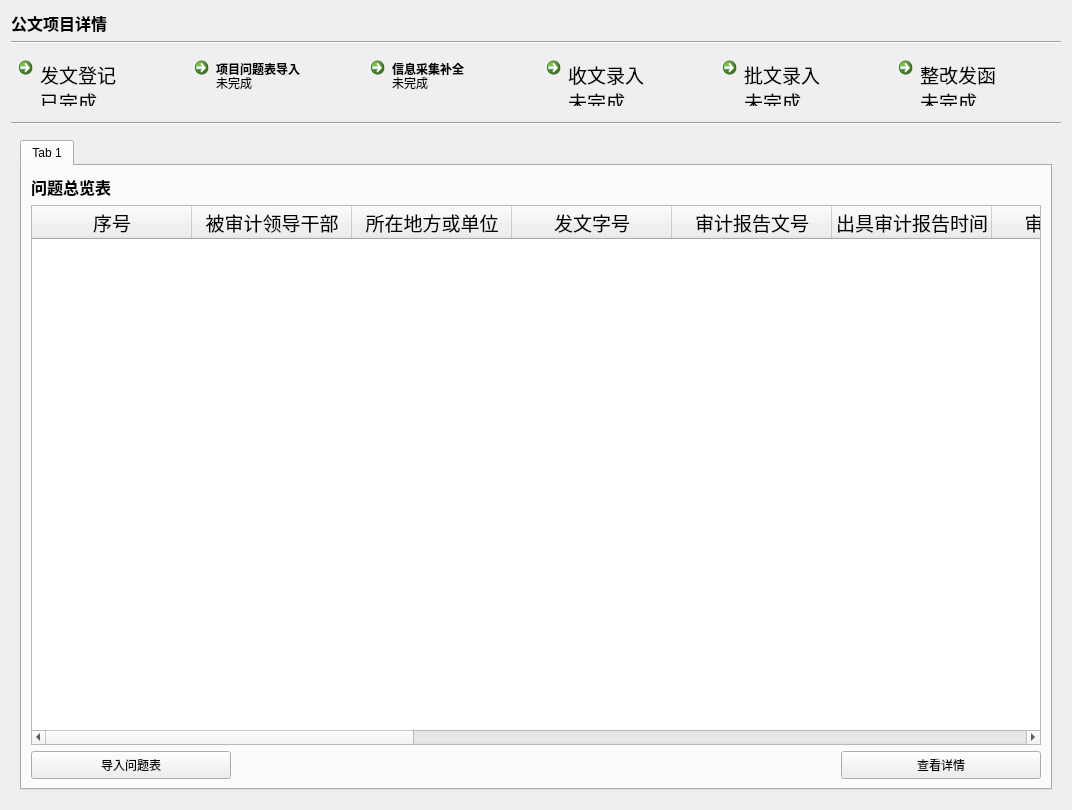
First picture: the form in ui_dir/gwdetail.ui, repository wind-sword/Audit, before the edit.
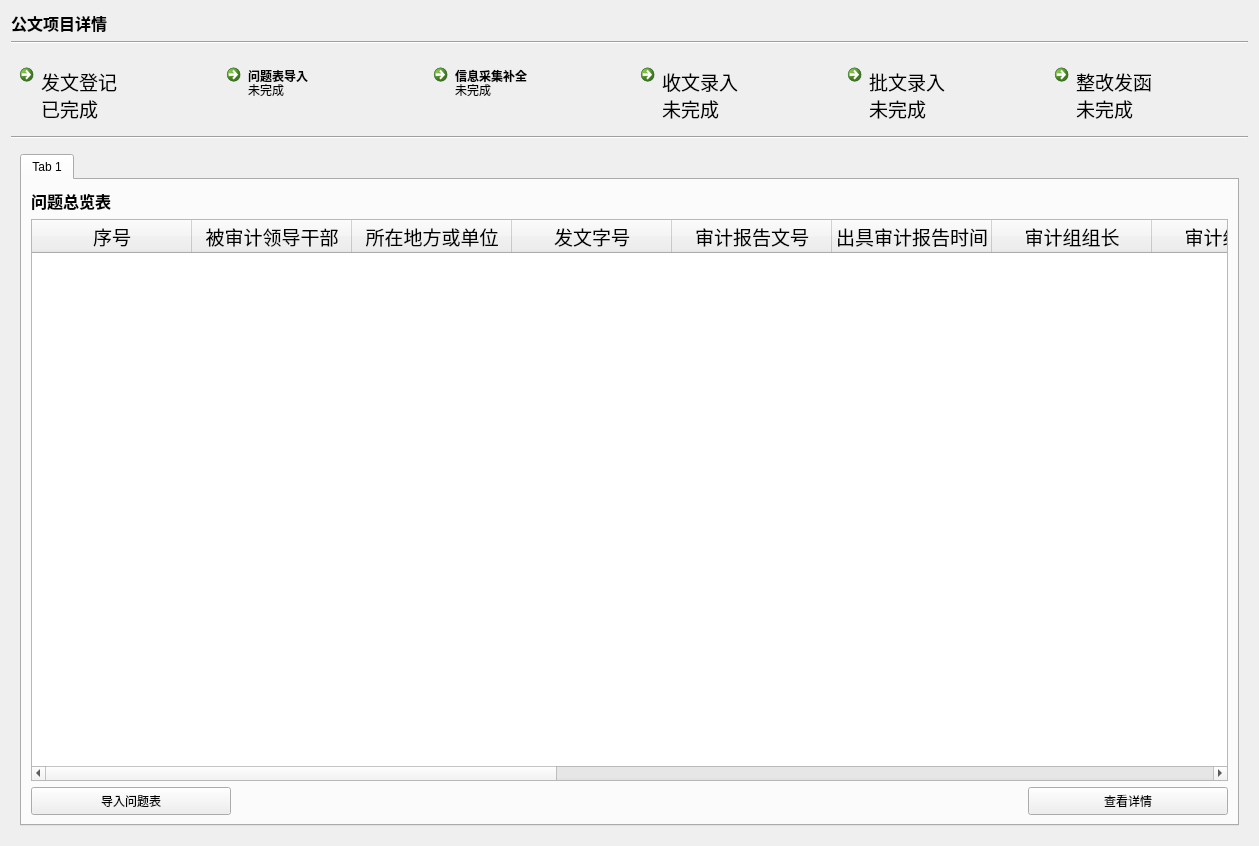
Second picture: the form after the edit. The open tabs and pages were chosen to show the change.

```diff
--- a/ui_dir/gwdetail.ui
+++ b/ui_dir/gwdetail.ui
@@ -6,8 +6,8 @@
    <rect>
     <x>0</x>
     <y>0</y>
-    <width>1024</width>
-    <height>810</height>
+    <width>1259</width>
+    <height>846</height>
    </rect>
   </property>
   <property name="windowTitle">
@@ -47,8 +47,8 @@
        </property>
        <property name="minimumSize">
         <size>
-         <width>170</width>
-         <height>66</height>
+         <width>200</width>
+         <height>80</height>
         </size>
        </property>
        <property name="maximumSize">
@@ -89,8 +89,8 @@
       <widget class="QCommandLinkButton" name="commandLinkButton_2">
        <property name="minimumSize">
         <size>
-         <width>170</width>
-         <height>66</height>
+         <width>200</width>
+         <height>80</height>
         </size>
        </property>
        <property name="maximumSize">
@@ -103,7 +103,7 @@
         <string notr="true">font: 14pt &quot;Adobe Devanagari&quot;;</string>
        </property>
        <property name="text">
-        <string>项目问题表导入</string>
+        <string>问题表导入</string>
        </property>
        <property name="iconSize">
         <size>
@@ -120,8 +120,8 @@
       <widget class="QCommandLinkButton" name="commandLinkButton_3">
        <property name="minimumSize">
         <size>
-         <width>170</width>
-         <height>66</height>
+         <width>200</width>
+         <height>80</height>
         </size>
        </property>
        <property name="maximumSize">
@@ -151,8 +151,8 @@
       <widget class="QCommandLinkButton" name="commandLinkButton_4">
        <property name="minimumSize">
         <size>
-         <width>170</width>
-         <height>66</height>
+         <width>200</width>
+         <height>80</height>
         </size>
        </property>
        <property name="maximumSize">
@@ -191,8 +191,8 @@
       <widget class="QCommandLinkButton" name="commandLinkButton_5">
        <property name="minimumSize">
         <size>
-         <width>170</width>
-         <height>66</height>
+         <width>200</width>
+         <height>80</height>
         </size>
        </property>
        <property name="maximumSize">
@@ -237,8 +237,8 @@
        </property>
        <property name="minimumSize">
         <size>
-         <width>170</width>
-         <height>66</height>
+         <width>200</width>
+         <height>80</height>
         </size>
        </property>
        <property name="maximumSize">
@@ -1387,7 +1387,7 @@
              </column>
              <column>
               <property name="text">
-               <string>新建列</string>
+               <string>问题金额</string>
               </property>
               <property name="font">
                <font>
```
